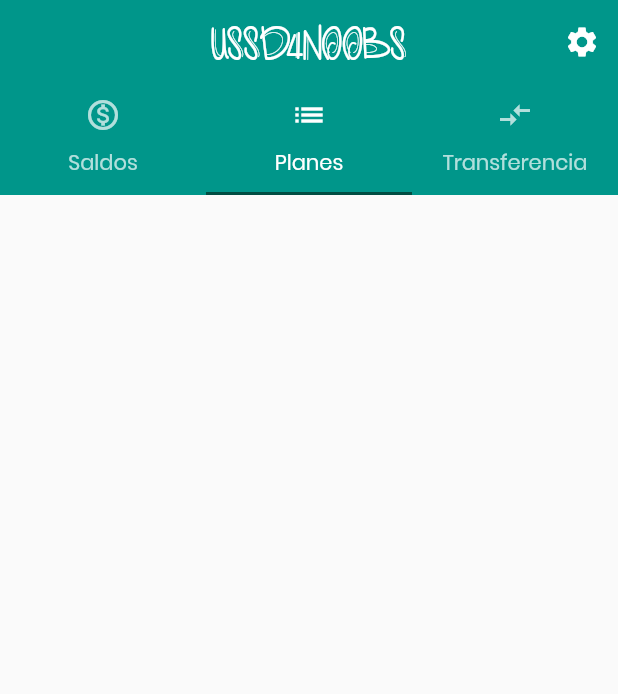
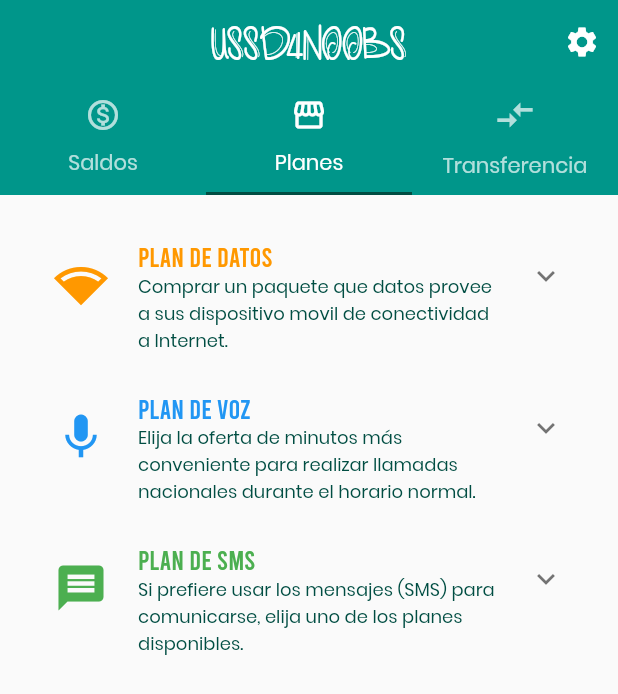
Before and after one commit to Daym3l/ussd4noobs_flutter, a Flutter app: the screen it shows after launch, tab 2 chosen, on a phone screen of 412 x 824 dp. Shown: the top 694 px of the screen. Run offline on Flutter 3.47's test engine with Material 2 defaults, Android fonts, the phone set to English and light mode, and no system bars; our stand-ins replace package_info, percent_indicator.

Commit message:
planes maquetado

```diff
--- a/lib/pages/page.home.dart
+++ b/lib/pages/page.home.dart
@@ -1,4 +1,5 @@
 import 'package:flutter/material.dart';
+import 'package:ussd4noobs/pages/tab.planes.dart';
 import 'package:ussd4noobs/pages/tab.saldos.dart';
 import 'package:ussd4noobs/widgets/text/widget.appBarTitle.dart';
 import 'package:ussd4noobs/widgets/text/widget.AppTitleFormat.dart';
@@ -24,18 +25,21 @@ class HomePage extends StatelessWidget {
                 text: 'Saldos',
               ),
               Tab(
-                icon: Icon(Icons.list),
+                icon: Icon(Icons.storefront),
                 text: 'Planes',
               ),
               Tab(
-                icon: Icon(Icons.compare_arrows_sharp),
+                icon: Icon(
+                  Icons.compare_arrows_sharp,
+                  size: 28,
+                ),
                 text: 'Transferencia',
               )
             ],
           ),
         ),
         body: TabBarView(
-          children: [TabSaldos(), Container(), Container()],
+          children: [TabSaldos(), TabPlanes(), Container()],
         ),
       ),
     );
--- /dev/null
+++ b/lib/pages/tab.planes.dart
@@ -0,0 +1,32 @@
+import 'package:flutter/material.dart';
+import 'package:ussd4noobs/widgets/iu_elements/widget.DatosTiles.dart';
+import 'package:ussd4noobs/widgets/iu_elements/widget.SmsTiles.dart';
+import 'package:ussd4noobs/widgets/iu_elements/widget.VozTiles.dart';
+
+class TabPlanes extends StatefulWidget {
+  @override
+  _TabPlanesState createState() => _TabPlanesState();
+}
+
+class _TabPlanesState extends State<TabPlanes> {
+  @override
+  Widget build(BuildContext context) {
+    return SingleChildScrollView(
+      child: Padding(
+        padding: EdgeInsets.fromLTRB(20, 25, 20, 25),
+        child: Container(
+          width: MediaQuery.of(context).size.width,
+          child: Column(
+            children: [
+              DatosTiles(),
+              Padding(padding: EdgeInsets.only(top: 15)),
+              VozTiles(),
+              Padding(padding: EdgeInsets.only(top: 15)),
+              SmsTiles()
+            ],
+          ),
+        ),
+      ),
+    );
+  }
+}
--- a/lib/pages/tab.saldos.dart
+++ b/lib/pages/tab.saldos.dart
@@ -1,5 +1,5 @@
 import 'package:flutter/material.dart';
-import 'package:ussd4noobs/widgets/iu_elements/widget.PlanesCard.dart';
+import 'package:ussd4noobs/widgets/iu_elements/widget.SaldosCard.dart';
 import 'package:ussd4noobs/widgets/text/wideget.Title.dart';
 import 'package:ussd4noobs/widgets/text/wideget.subtitle.dart';
 import 'package:ussd4noobs/widgets/text/widget.formatSaldo.dart';
@@ -15,10 +15,18 @@ class TabSaldos extends StatelessWidget {
           child: Column(
             crossAxisAlignment: CrossAxisAlignment.center,
             children: [
+              FormatSaldo('1960.09'),
               Container(
-                width: 70,
-                height: 70,
-                padding: EdgeInsets.all(15),
+                padding: EdgeInsets.fromLTRB(50, 0, 50, 0),
+                width: MediaQuery.of(context).size.width,
+                child: Column(
+                  children: [SubtitleText('Su saldo vence el 25/12/2021.', 14)],
+                ),
+              ),
+              Padding(padding: EdgeInsets.only(top: 5)),
+              Container(
+                width: 50,
+                height: 50,
                 decoration: BoxDecoration(
                   borderRadius: BorderRadius.circular(100),
                   color: Theme.of(context).primaryColor.withAlpha(50),
@@ -31,15 +39,6 @@ class TabSaldos extends StatelessWidget {
                   onPressed: () {
                     print('Reload Saldo');
                   },
-                ),
-              ),
-              Padding(padding: EdgeInsets.only(top: 5)),
-              FormatSaldo('1960.09'),
-              Container(
-                padding: EdgeInsets.fromLTRB(50, 0, 50, 0),
-                width: MediaQuery.of(context).size.width,
-                child: Column(
-                  children: [SubtitleText('Su saldo vence el 25/12/2021.', 14)],
                 ),
               ),
               Divider(
@@ -77,32 +76,32 @@ class TabSaldos extends StatelessWidget {
                   shrinkWrap: true,
                   scrollDirection: Axis.horizontal,
                   children: [
-                    PlanesCard(
+                    SaldosCard(
                         title: 'Datos',
                         valor: 1.6,
                         plan: 14,
                         vence: 28,
                         icon: Icon(
                           Icons.network_wifi,
-                          color: Colors.blueGrey,
+                          color: Colors.orange,
                           size: 35,
                         ),
                         prefix: 'GB',
-                        color: Colors.blueGrey),
-                    PlanesCard(
-                        title: 'Minutos',
+                        color: Colors.orange),
+                    SaldosCard(
+                        title: 'Voz',
                         valor: 0,
                         plan: 0,
                         vence: 0,
                         icon: Icon(
-                          Icons.phone,
+                          Icons.mic,
                           color: Colors.blue,
                           size: 35,
                         ),
-                        prefix: 'Min',
+                        prefix: 'Min.',
                         color: Colors.blue),
-                    PlanesCard(
-                        title: 'Mensajes',
+                    SaldosCard(
+                        title: 'SMS',
                         valor: 8,
                         plan: 10,
                         vence: 5,
--- /dev/null
+++ b/lib/widgets/iu_elements/widget.DatosTiles.dart
@@ -0,0 +1,91 @@
+import 'package:flutter/material.dart';
+import 'package:ussd4noobs/widgets/iu_elements/widget.PlanTile.dart';
+import 'package:ussd4noobs/widgets/text/wideget.Title.dart';
+import 'package:ussd4noobs/widgets/text/wideget.subtitle.dart';
+
+class DatosTiles extends StatelessWidget {
+  @override
+  Widget build(BuildContext context) {
+    return ExpansionTile(
+      title: TitleText('Plan de Datos', 18, Colors.orange),
+      subtitle: SubtitleText(
+          'Comprar un paquete que datos provee a sus dispositivo movil de conectividad a Internet.',
+          12),
+      leading: Icon(
+        Icons.network_wifi,
+        color: Colors.orange,
+        size: 36,
+      ),
+      children: [
+        Divider(
+          color: Colors.grey[300],
+        ),
+        PlanTile(
+            title: 'Bolsa Correo',
+            subtitle: '50 MB / \$ 25.00 CUP',
+            action: () {}),
+        Divider(
+          color: Colors.grey[300],
+        ),
+        PlanTile(
+            title: 'Bolsa Diaria LTE',
+            subtitle: '200 MB / \$ 25.00 CUP',
+            action: () {}),
+        Divider(
+          color: Colors.grey[300],
+        ),
+        PlanTile(
+            title: '400 MB + 500 MB de Bono LTE',
+            subtitle: '900 MB / \$ 125.00 CUP',
+            action: () {}),
+        Divider(
+          color: Colors.grey[300],
+        ),
+        PlanTile(
+            title: '600 MB + 800 MB de Bono LTE',
+            subtitle: '1.3 GB / \$ 175.00 CUP',
+            action: () {}),
+        Divider(
+          color: Colors.grey[300],
+        ),
+        PlanTile(
+            title: '1 GB + 1.5 GB de Bono LTE',
+            subtitle: '2.5 GB / \$ 250.00 CUP',
+            action: () {}),
+        Divider(
+          color: Colors.grey[300],
+        ),
+        PlanTile(
+            title: '2.5 GB + 3 GB de Bono LTE',
+            subtitle: '5.5 GB / \$ 500.00 CUP',
+            action: () {}),
+        Divider(
+          color: Colors.grey[300],
+        ),
+        PlanTile(
+            title: '4 GB + 5 GB de Bono LTE',
+            subtitle: '9 GB / \$ 750.00 CUP',
+            action: () {}),
+        Divider(
+          color: Colors.grey[300],
+        ),
+        PlanTile(
+            title: '1 GB LTE', subtitle: '1 GB / \$ 100.00 CUP', action: () {}),
+        Divider(
+          color: Colors.grey[300],
+        ),
+        PlanTile(
+            title: '2.5 GB LTE',
+            subtitle: '2.5 GB / \$ 200.00 CUP',
+            action: () {}),
+        Divider(
+          color: Colors.grey[300],
+        ),
+        PlanTile(
+            title: '14 GB LTE (4GB + 10GB Solo LTE)',
+            subtitle: '14 GB / \$ 1125.00 CUP',
+            action: () {}),
+      ],
+    );
+  }
+}
--- /dev/null
+++ b/lib/widgets/iu_elements/widget.PlanTile.dart
@@ -0,0 +1,38 @@
+import 'package:flutter/material.dart';
+import 'package:ussd4noobs/widgets/text/wideget.Title.dart';
+import 'package:ussd4noobs/widgets/text/wideget.subtitle.dart';
+
+class PlanTile extends StatelessWidget {
+  final String title;
+  final String subtitle;
+  final Function action;
+
+  PlanTile(
+      {Key key,
+      @required this.title,
+      @required this.subtitle,
+      @required this.action})
+      : super(key: key);
+  @override
+  Widget build(BuildContext context) {
+    return ListTile(
+      title: TitleText(title),
+      subtitle: SubtitleText('$subtitle', 16),
+      trailing: Container(
+        width: 50,
+        height: 50,
+        decoration: BoxDecoration(
+          borderRadius: BorderRadius.circular(100),
+          color: Theme.of(context).primaryColor.withAlpha(50),
+        ),
+        child: IconButton(
+          icon: Icon(
+            Icons.arrow_forward_ios,
+            color: Theme.of(context).accentColor,
+          ),
+          onPressed: action,
+        ),
+      ),
+    );
+  }
+}
--- a/lib/widgets/iu_elements/widget.PlanesCard.dart
+++ b/lib/widgets/iu_elements/widget.SaldosCard.dart
@@ -2,7 +2,7 @@ import 'package:flutter/material.dart';
 import 'package:percent_indicator/circular_percent_indicator.dart';
 import 'package:ussd4noobs/widgets/text/wideget.subtitle.dart';
 
-class PlanesCard extends StatelessWidget {
+class SaldosCard extends StatelessWidget {
   final String title;
   final double valor;
   final int vence;
@@ -11,7 +11,7 @@ class PlanesCard extends StatelessWidget {
   final double plan;
   final String prefix;
 
-  PlanesCard(
+  SaldosCard(
       {Key key,
       @required this.title,
       @required this.valor,
--- /dev/null
+++ b/lib/widgets/iu_elements/widget.SmsTiles.dart
@@ -0,0 +1,39 @@
+import 'package:flutter/material.dart';
+import 'package:ussd4noobs/widgets/iu_elements/widget.PlanTile.dart';
+import 'package:ussd4noobs/widgets/text/wideget.Title.dart';
+import 'package:ussd4noobs/widgets/text/wideget.subtitle.dart';
+
+class SmsTiles extends StatelessWidget {
+  @override
+  Widget build(BuildContext context) {
+    return ExpansionTile(
+      title: TitleText('Plan de Sms', 18, Colors.green),
+      subtitle: SubtitleText(
+          'Si prefiere usar los mensajes (SMS) para comunicarse, elija uno de los planes disponibles.',
+          12),
+      leading: Icon(
+        Icons.message,
+        color: Colors.green,
+        size: 36,
+      ),
+      children: [
+        Divider(
+          color: Colors.grey[300],
+        ),
+        PlanTile(title: '10 mensajes', subtitle: '\$ 17.50 CUP', action: () {}),
+        Divider(
+          color: Colors.grey[300],
+        ),
+        PlanTile(title: '20 mensajes', subtitle: '\$ 32.50 CUP', action: () {}),
+        Divider(
+          color: Colors.grey[300],
+        ),
+        PlanTile(title: '15 mensajes', subtitle: '\$ 52.50 CUP', action: () {}),
+        Divider(
+          color: Colors.grey[300],
+        ),
+        PlanTile(title: '25 mensajes', subtitle: '\$ 62.50 CUP', action: () {}),
+      ],
+    );
+  }
+}
--- /dev/null
+++ b/lib/widgets/iu_elements/widget.VozTiles.dart
@@ -0,0 +1,43 @@
+import 'package:flutter/material.dart';
+import 'package:ussd4noobs/widgets/iu_elements/widget.PlanTile.dart';
+import 'package:ussd4noobs/widgets/text/wideget.Title.dart';
+import 'package:ussd4noobs/widgets/text/wideget.subtitle.dart';
+
+class VozTiles extends StatelessWidget {
+  @override
+  Widget build(BuildContext context) {
+    return ExpansionTile(
+      title: TitleText('Plan de Voz', 18, Colors.blue),
+      subtitle: SubtitleText(
+          'Elija la oferta de minutos más conveniente para realizar llamadas nacionales durante el horario normal.',
+          12),
+      leading: Icon(
+        Icons.mic,
+        color: Colors.blue,
+        size: 36,
+      ),
+      children: [
+        Divider(
+          color: Colors.grey[300],
+        ),
+        PlanTile(title: '5 minutos', subtitle: '\$ 37.50 CUP', action: () {}),
+        Divider(
+          color: Colors.grey[300],
+        ),
+        PlanTile(title: '10 minutos', subtitle: '\$ 72.50 CUP', action: () {}),
+        Divider(
+          color: Colors.grey[300],
+        ),
+        PlanTile(title: '15 minutos', subtitle: '\$ 105.00 CUP', action: () {}),
+        Divider(
+          color: Colors.grey[300],
+        ),
+        PlanTile(title: '25 minutos', subtitle: '\$ 162.50 CUP', action: () {}),
+        Divider(
+          color: Colors.grey[300],
+        ),
+        PlanTile(title: '40 minutos', subtitle: '\$ 250.50 CUP', action: () {}),
+      ],
+    );
+  }
+}
--- a/lib/widgets/text/wideget.Title.dart
+++ b/lib/widgets/text/wideget.Title.dart
@@ -1,17 +1,17 @@
 import 'package:flutter/material.dart';
+import '../../helpers/helper.colors.dart';
 
 class TitleText extends StatelessWidget {
   final String title;
   final double titleSize;
-  TitleText(this.title, [this.titleSize = 18]);
+  final Color color;
+
+  TitleText(this.title, [this.titleSize = 18, this.color = ussd_PrimaryColor]);
   @override
   Widget build(BuildContext context) {
     return Text(
       title,
-      style: TextStyle(
-          fontFamily: 'Bebas',
-          fontSize: titleSize,
-          color: Theme.of(context).primaryColor),
+      style: TextStyle(fontFamily: 'Bebas', fontSize: titleSize, color: color),
     );
   }
 }
```
